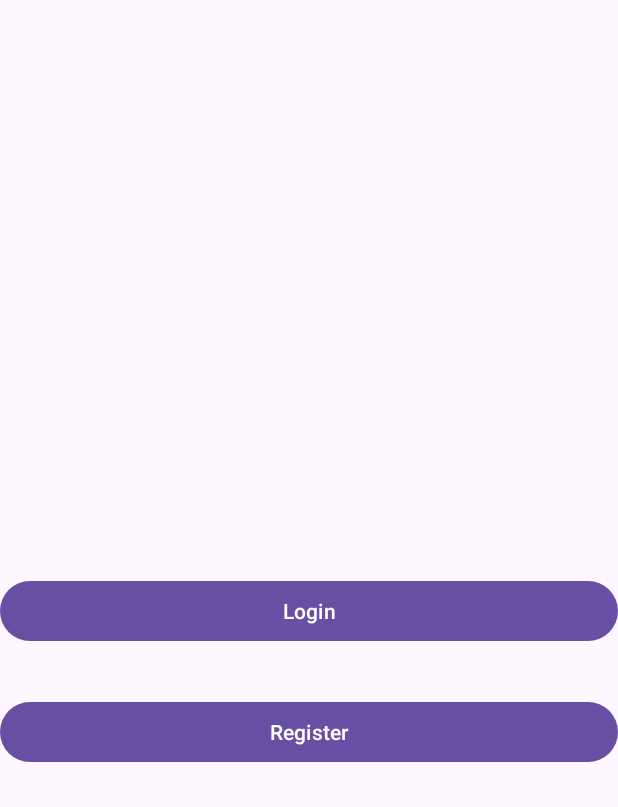
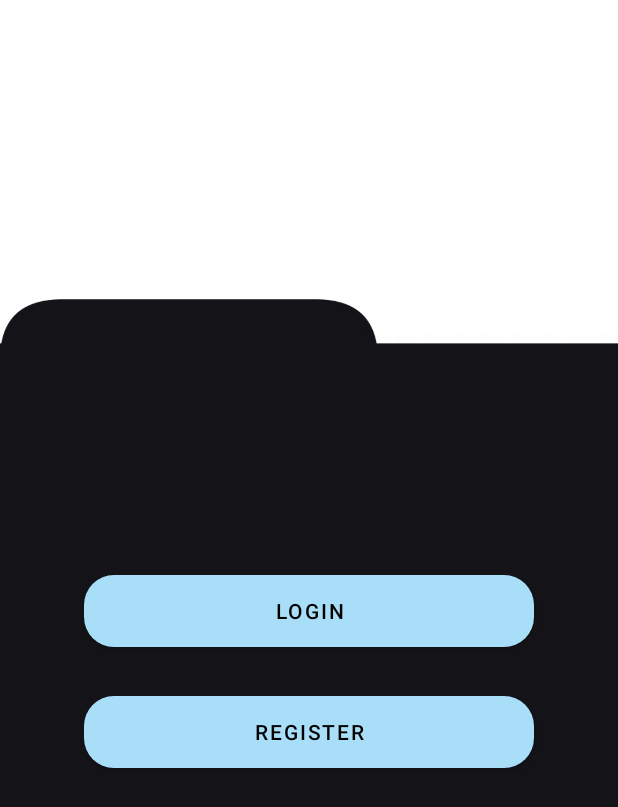
Before and after one commit to Junoiri/MSPP_Project, an Android app built with Jetpack Compose: the layout activity_start.xml on its own in the app's theme, with its tools: preview values and no code run, on a phone screen of 412 x 824 dp. Shown: the top 807 px of the screen. Run offline under Robolectric (Android 15) with nearby library versions, the light colour scheme and no system bars.

Commit message:
Added some animations, edited layout for SplashActivity and StartActivity

```diff
--- a/app/src/main/java/activities/SplashActivity.kt
+++ b/app/src/main/java/activities/SplashActivity.kt
@@ -1,12 +1,26 @@
 package activities
 
+import android.content.Intent
+import android.os.Bundle
+import android.os.Handler
+import android.os.Looper
+import android.widget.ImageView
 import androidx.appcompat.app.AppCompatActivity
-import android.os.Bundle
 import com.example.mspp_project.R
+import com.bumptech.glide.Glide
 
 class SplashActivity : AppCompatActivity() {
     override fun onCreate(savedInstanceState: Bundle?) {
         super.onCreate(savedInstanceState)
         setContentView(R.layout.activity_splash)
+
+        val gifView = findViewById<ImageView>(R.id.gifView)
+        Glide.with(this).load(R.drawable.anim_circle).into(gifView)
+
+        Handler(Looper.getMainLooper()).postDelayed({
+            val intent = Intent(this, StartActivity::class.java)
+            startActivity(intent)
+            overridePendingTransition(R.anim.slide_up, R.anim.slide_out_up)
+        }, 5000) // delay of 5 seconds
     }
 }
--- a/app/src/main/java/activities/StartActivity.kt
+++ b/app/src/main/java/activities/StartActivity.kt
@@ -31,5 +31,11 @@ class StartActivity : AppCompatActivity() {
             val intent = Intent(this@StartActivity, RegisterActivity::class.java)
             startActivity(intent)
         }
+
     }
+    @Deprecated("This method has been deprecated in favor of using the\n      {@link OnBackPressedDispatcher} via {@link #getOnBackPressedDispatcher()}.\n      The OnBackPressedDispatcher controls how back button events are dispatched\n      to one or more {@link OnBackPressedCallback} objects.")
+    override fun onBackPressed() {
+    super.onBackPressed()
+    overridePendingTransition(R.anim.slide_out_up, R.anim.slide_up)
 }
+}
--- /dev/null
+++ b/app/src/main/res/anim/slide_out_up.xml
@@ -0,0 +1,7 @@
+<?xml version="1.0" encoding="utf-8"?>
+<set xmlns:android="http://schemas.android.com/apk/res/android">
+    <translate
+        android:duration="500"
+        android:fromYDelta="0%"
+        android:toYDelta="-50%" />
+</set>
--- /dev/null
+++ b/app/src/main/res/anim/slide_up.xml
@@ -0,0 +1,7 @@
+<?xml version="1.0" encoding="utf-8"?>
+<set xmlns:android="http://schemas.android.com/apk/res/android">
+    <translate
+        android:duration="500"
+        android:fromYDelta="100%"
+        android:toYDelta="0%" />
+</set>
--- /dev/null
+++ b/app/src/main/res/drawable/button_shape.xml
@@ -0,0 +1,5 @@
+<?xml version="1.0" encoding="utf-8"?>
+<shape xmlns:android="http://schemas.android.com/apk/res/android">
+    <solid android:color="@color/blue"/>
+    <corners android:radius="20dp"/>
+</shape>
--- a/app/src/main/res/layout/activity_splash.xml
+++ b/app/src/main/res/layout/activity_splash.xml
@@ -4,12 +4,24 @@
     xmlns:tools="http://schemas.android.com/tools"
     android:layout_width="match_parent"
     android:layout_height="match_parent"
-    tools:context="activities.SplashActivity">
+    tools:context="activities.SplashActivity"
+    android:background="@android:color/white">
 
-    <TextView
+    <ImageView
+        android:id="@+id/gifView"
+        android:layout_width="match_parent"
+        android:layout_height="match_parent"
+        android:src="@drawable/anim_circle"
+        app:layout_constraintBottom_toBottomOf="parent"
+        app:layout_constraintEnd_toEndOf="parent"
+        app:layout_constraintStart_toStartOf="parent"
+        app:layout_constraintTop_toTopOf="parent" />
+
+    <ImageView
+        android:id="@+id/imageView"
         android:layout_width="wrap_content"
         android:layout_height="wrap_content"
-        android:text="Hello Splash!"
+        android:src="@drawable/vaccine"
         app:layout_constraintBottom_toBottomOf="parent"
         app:layout_constraintEnd_toEndOf="parent"
         app:layout_constraintStart_toStartOf="parent"
--- a/app/src/main/res/layout/activity_start.xml
+++ b/app/src/main/res/layout/activity_start.xml
@@ -5,26 +5,35 @@
     android:id="@+id/main"
     android:layout_width="match_parent"
     android:layout_height="match_parent"
+    android:background="@drawable/background_start"
     tools:context="activities.StartActivity">
 
 <Button
+    style="@style/BlueButton"
     android:id="@+id/login_button"
-        android:layout_width="match_parent"
+    android:layout_width="300dp"
     android:layout_height="wrap_content"
     android:layout_marginTop="244dp"
     android:text="Login"
+    android:textColor="@color/black"
+    android:background="@drawable/button_shape"
+    app:layout_constraintEnd_toEndOf="parent"
+    app:layout_constraintStart_toStartOf="parent"
     app:layout_constraintBottom_toTopOf="@+id/register_button"
     app:layout_constraintTop_toTopOf="parent"
-        app:layout_constraintVertical_bias="0.81"
-        tools:layout_editor_absoluteX="-16dp" />
+    app:layout_constraintVertical_bias="0.81" />
 
 <Button
+    style="@style/BlueButton"
     android:id="@+id/register_button"
-        android:layout_width="match_parent"
+    android:layout_width="300dp"
     android:layout_height="wrap_content"
     android:layout_marginBottom="312dp"
     android:text="Register"
-        app:layout_constraintBottom_toBottomOf="parent"
-        tools:layout_editor_absoluteX="0dp" />
+    android:textColor="@color/black"
+    android:background="@drawable/button_shape"
+    app:layout_constraintEnd_toEndOf="parent"
+    app:layout_constraintStart_toStartOf="parent"
+    app:layout_constraintBottom_toBottomOf="parent" />
 
 </androidx.constraintlayout.widget.ConstraintLayout>
--- a/app/src/main/res/values/colors.xml
+++ b/app/src/main/res/values/colors.xml
@@ -2,4 +2,5 @@
 <resources>
     <color name="black">#FF000000</color>
     <color name="white">#FFFFFFFF</color>
+    <color name="blue">#a9def9</color>
 </resources>
--- a/app/src/main/res/values/themes.xml
+++ b/app/src/main/res/values/themes.xml
@@ -6,4 +6,15 @@
     </style>
 
     <style name="Theme.MSPP_Project" parent="Base.Theme.MSPP_Project" />
+
+    <style name="BlueButton" parent="Widget.MaterialComponents.Button">
+    <item name="backgroundTint">@null</item>
+    <item name="android:background">@color/blue</item>
+    <item name="shapeAppearanceOverlay">@style/ShapeAppearanceOverlay.MyApp.Button.Rounded</item>
+</style>
+
+<style name="ShapeAppearanceOverlay.MyApp.Button.Rounded" parent="">
+    <item name="cornerFamily">rounded</item>
+    <item name="cornerSize">50dp</item>
+</style>
 </resources>
```
Also changed, not shown: app/src/main/res/drawable/anim_circle.gif (added), app/src/main/res/drawable/background_start.jpg (added), app/src/main/res/drawable/vaccine.png (added). Lines whose indentation alone changed are shown as unchanged.
